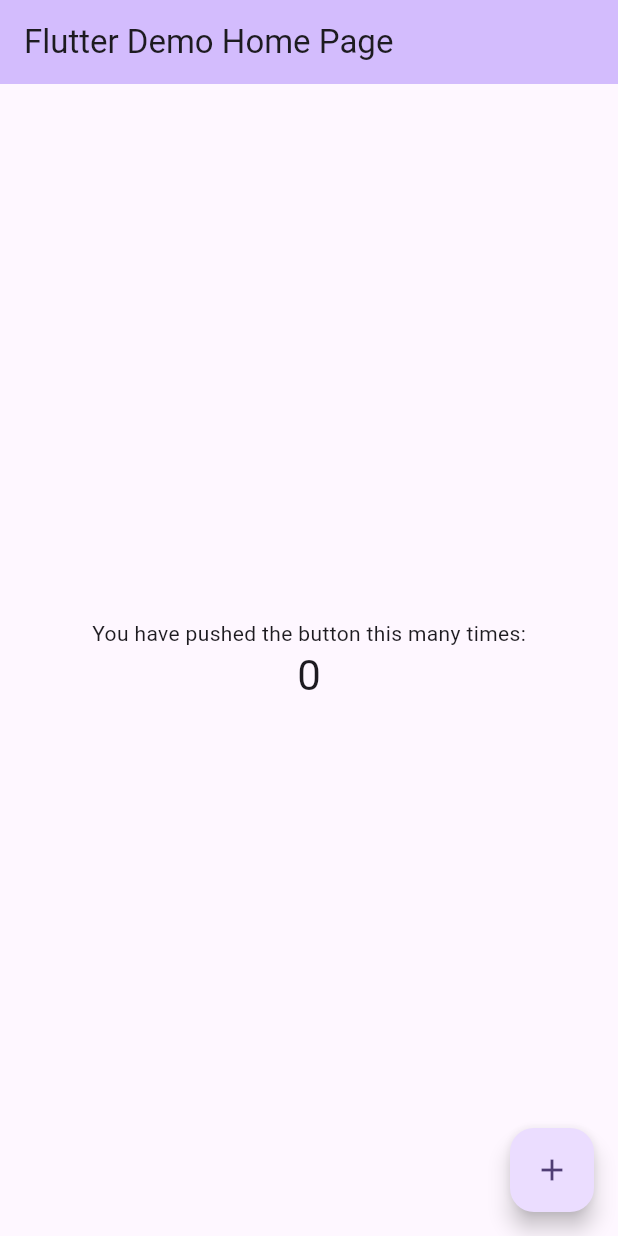
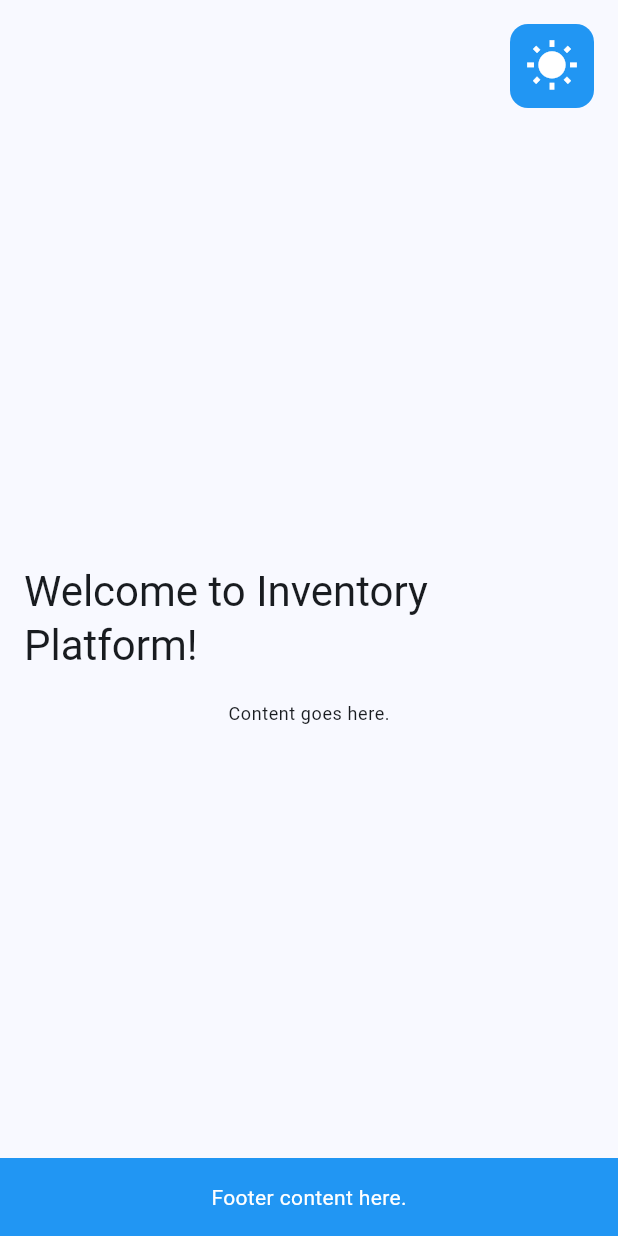
Before and after one commit to stiuff-mobile-devs/inventory-platform, a Flutter app: the screen it shows after launch, on a phone screen of 412 x 824 dp. Run offline on Flutter 3.47's test engine with Material 3 defaults, Android fonts, the phone set to English and light mode, and no system bars; our stand-ins replace firebase_core; accounts and stored records are empty; generated files the repository leaves out were written again.

Commit message:
Update: Configuração inicial do Firebase; Referências em GitIgnore; Alterações em Main pré-implementação de página de Login.

```diff
--- a/lib/main.dart
+++ b/lib/main.dart
@@ -1,68 +1,141 @@
 import 'package:flutter/material.dart';
+import 'package:firebase_core/firebase_core.dart';
+import 'firebase_options.dart';
 
-void main() {
+Future<void> main() async {
+  WidgetsFlutterBinding.ensureInitialized();
+
+  try {
+    await Firebase.initializeApp(
+      options: DefaultFirebaseOptions.currentPlatform,
+    );
+  } catch (e) {
+    debugPrint("Firebase initialization error: $e");
+  }
+
   runApp(const MyApp());
 }
 
-class MyApp extends StatelessWidget {
+class MyApp extends StatefulWidget {
   const MyApp({super.key});
 
   @override
-  Widget build(BuildContext context) {
-    return MaterialApp(
-      title: 'Flutter Demo',
-      theme: ThemeData(
-        colorScheme: ColorScheme.fromSeed(seedColor: Colors.deepPurple),
-        useMaterial3: true,
-      ),
-      home: const MyHomePage(title: 'Flutter Demo Home Page'),
-    );
-  }
+  State<MyApp> createState() => _MyAppState();
 }
 
-class MyHomePage extends StatefulWidget {
-  const MyHomePage({super.key, required this.title});
+class _MyAppState extends State<MyApp> {
+  bool _isDarkTheme = false;
 
-  final String title;
+  final ThemeData _lightTheme = ThemeData(
+    primarySwatch: Colors.blue,
+    colorScheme: ColorScheme.fromSeed(seedColor: Colors.blue).copyWith(
+      brightness: Brightness.light,
+    ),
+    brightness: Brightness.light,
+    useMaterial3: true,
+  );
 
-  @override
-  State<MyHomePage> createState() => _MyHomePageState();
-}
+  final ThemeData _darkTheme = ThemeData(
+    primarySwatch: Colors.deepPurple,
+    colorScheme: ColorScheme.fromSeed(seedColor: Colors.deepPurple).copyWith(
+      brightness: Brightness.dark,
+    ),
+    brightness: Brightness.dark,
+    useMaterial3: true,
+  );
 
-class _MyHomePageState extends State<MyHomePage> {
-  int _counter = 0;
-
-  void _incrementCounter() {
+  void _toggleTheme() {
     setState(() {
-      _counter++;
+      _isDarkTheme = !_isDarkTheme;
     });
   }
 
   @override
   Widget build(BuildContext context) {
+    return MaterialApp(
+      debugShowCheckedModeBanner: false,
+      title: 'Inventory Platform',
+      theme: _isDarkTheme ? _darkTheme : _lightTheme,
+      home: MyHomePage(onChangeTheme: _toggleTheme, isDarkTheme: _isDarkTheme),
+    );
+  }
+}
+
+class MyHomePage extends StatelessWidget {
+  final VoidCallback onChangeTheme;
+  final bool isDarkTheme;
+
+  const MyHomePage(
+      {super.key, required this.onChangeTheme, required this.isDarkTheme});
+
+  @override
+  Widget build(BuildContext context) {
     return Scaffold(
-      appBar: AppBar(
-        backgroundColor: Theme.of(context).colorScheme.inversePrimary,
-        title: Text(widget.title),
+      body: LayoutBuilder(
+        builder: (context, constraints) {
+          return Column(
+            children: [
+              // Header
+              Container(
+                padding: const EdgeInsets.all(16),
+                alignment: Alignment.topRight,
+                child: IconButton(
+                  onPressed: onChangeTheme,
+                  icon: Icon(
+                    isDarkTheme ? Icons.nightlight_round : Icons.wb_sunny,
+                    color: Colors.white,
+                    size: 36.0,
                   ),
-      body: Center(
+                  splashColor: Colors.transparent,
+                  highlightColor: Colors.transparent,
+                  style: ButtonStyle(
+                    backgroundColor: WidgetStateProperty.all(
+                      isDarkTheme ? Colors.grey[800] : Colors.blue,
+                    ),
+                    padding: WidgetStateProperty.all(const EdgeInsets.all(10)),
+                    shape: WidgetStateProperty.all(
+                      RoundedRectangleBorder(
+                        borderRadius: BorderRadius.circular(12.0),
+                      ),
+                    ),
+                  ),
+                ),
+              ),
+              // Body
+              Expanded(
+                child: Container(
+                  padding: const EdgeInsets.all(16),
                   child: Column(
                     mainAxisAlignment: MainAxisAlignment.center,
-          children: <Widget>[
-            const Text(
-              'You have pushed the button this many times:',
+                    children: [
+                      Text(
+                        'Welcome to Inventory Platform!',
+                        style: Theme.of(context).textTheme.headlineMedium,
                       ),
+                      const SizedBox(height: 20),
                       Text(
-              '$_counter',
-              style: Theme.of(context).textTheme.headlineMedium,
+                        'Content goes here.',
+                        style: Theme.of(context).textTheme.bodySmall,
                       ),
                     ],
                   ),
                 ),
-      floatingActionButton: FloatingActionButton(
-        onPressed: _incrementCounter,
-        tooltip: 'Increment',
-        child: const Icon(Icons.add),
+              ),
+              // Footer
+              Container(
+                padding: const EdgeInsets.all(16),
+                alignment: Alignment.center,
+                color: isDarkTheme ? Colors.grey[800] : Colors.blue,
+                child: Text(
+                  'Footer content here.',
+                  style: Theme.of(context).textTheme.bodyMedium?.copyWith(
+                        color: Colors.white,
+                      ),
+                ),
+              ),
+            ],
+          );
+        },
       ),
     );
   }
--- a/pubspec.yaml
+++ b/pubspec.yaml
@@ -31,10 +31,8 @@ dependencies:
   flutter:
     sdk: flutter
 
-
-  # The following adds the Cupertino Icons font to your application.
-  # Use with the CupertinoIcons class for iOS style icons.
   cupertino_icons: ^1.0.8
+  firebase_core: ^3.8.0
 
 dev_dependencies:
   flutter_test:
```
Also changed, not shown: firebase.json (added), pubspec.lock, 7 other files. Lines whose indentation alone changed are shown as unchanged.
